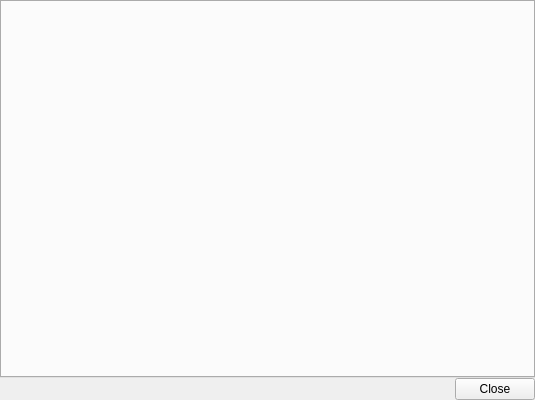
Above: ui/SearchResultDialog.ui from giovortu/Urania before the change. Below: the same form after it.
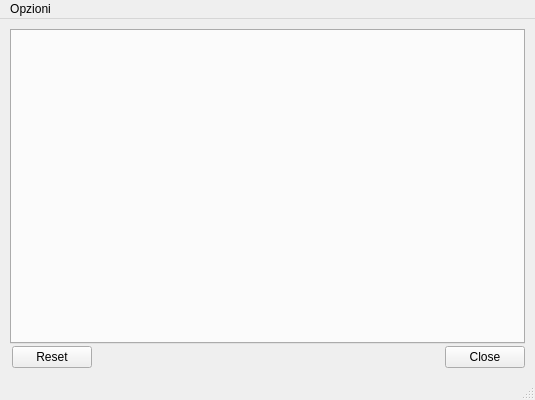
That is the form after the change.

Commit message: Impreved search Added indexes search

The edit to the form file:
```diff
--- a/ui/SearchResultDialog.ui
+++ b/ui/SearchResultDialog.ui
@@ -1,7 +1,7 @@
 <?xml version="1.0" encoding="UTF-8"?>
 <ui version="4.0">
  <class>SearchResultDialog</class>
- <widget class="QWidget" name="SearchResultDialog">
+ <widget class="QMainWindow" name="SearchResultDialog">
   <property name="geometry">
    <rect>
     <x>0</x>
@@ -13,21 +13,22 @@
   <property name="windowTitle">
    <string>Dialog</string>
   </property>
+  <widget class="QWidget" name="centralwidget">
   <layout class="QGridLayout" name="gridLayout">
    <property name="leftMargin">
-    <number>0</number>
+     <number>10</number>
    </property>
    <property name="topMargin">
-    <number>0</number>
+     <number>10</number>
    </property>
    <property name="rightMargin">
-    <number>0</number>
+     <number>10</number>
    </property>
    <property name="bottomMargin">
-    <number>0</number>
+     <number>10</number>
    </property>
    <property name="spacing">
-    <number>0</number>
+     <number>2</number>
    </property>
    <item row="1" column="1">
     <widget class="QDialogButtonBox" name="buttonBox">
@@ -35,7 +36,7 @@
       <enum>Qt::Orientation::Horizontal</enum>
      </property>
      <property name="standardButtons">
-      <set>QDialogButtonBox::StandardButton::Close</set>
+       <set>QDialogButtonBox::StandardButton::Close|QDialogButtonBox::StandardButton::Reset</set>
      </property>
     </widget>
    </item>
@@ -47,6 +48,24 @@
     </widget>
    </item>
   </layout>
+  </widget>
+  <widget class="QMenuBar" name="menuBar">
+   <property name="geometry">
+    <rect>
+     <x>0</x>
+     <y>0</y>
+     <width>535</width>
+     <height>19</height>
+    </rect>
+   </property>
+   <widget class="QMenu" name="menuOpzioni">
+    <property name="title">
+     <string>Opzioni</string>
+    </property>
+   </widget>
+   <addaction name="menuOpzioni"/>
+  </widget>
+  <widget class="QStatusBar" name="statusBar"/>
  </widget>
  <resources/>
  <connections/>
```
Left out of the diff: 2 changed lines with no effect on the pictures. Lines whose indentation alone changed are shown as unchanged. The commit also changes 9 other files.
